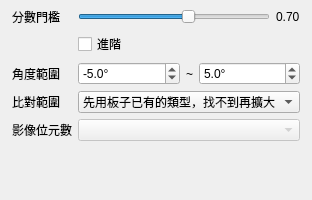
First picture: the form in src/presentation/params/ParamsPanel.ui, repository chielinHsu/AutomaticDetectionDev, before the edit.
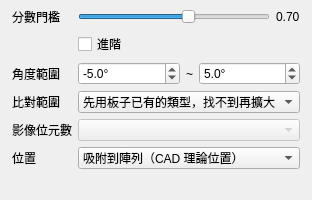
Second picture: the form after the edit.

Commit message: [Caspar]feat: 找到的元件預設吸附到陣列的格點，參數面板可以改用匹配位置

```diff
--- a/src/presentation/params/ParamsPanel.ui
+++ b/src/presentation/params/ParamsPanel.ui
@@ -200,6 +200,27 @@
      </property>
     </widget>
    </item>
+   <item row="5" column="0">
+    <widget class="QLabel" name="positionLabel">
+     <property name="text">
+      <string notr="true">位置</string>
+     </property>
+    </widget>
+   </item>
+   <item row="5" column="1">
+    <widget class="QComboBox" name="position">
+     <item>
+      <property name="text">
+       <string notr="true">吸附到陣列（CAD 理論位置）</string>
+      </property>
+     </item>
+     <item>
+      <property name="text">
+       <string notr="true">用匹配位置</string>
+      </property>
+     </item>
+    </widget>
+   </item>
   </layout>
  </widget>
  <resources/>
```
The commit also changes 33 other files.
